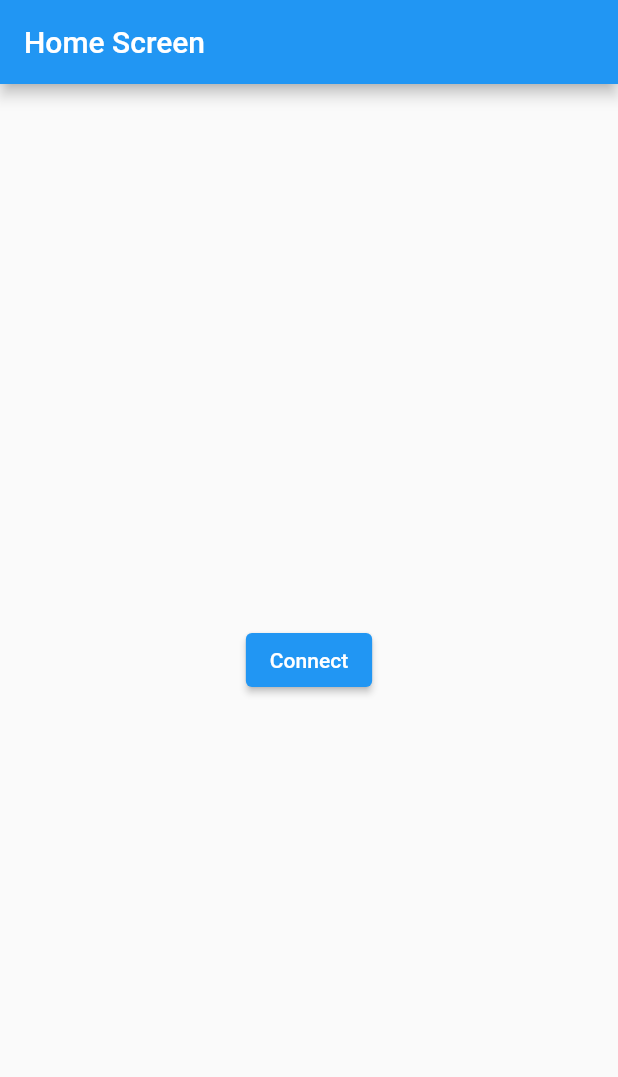
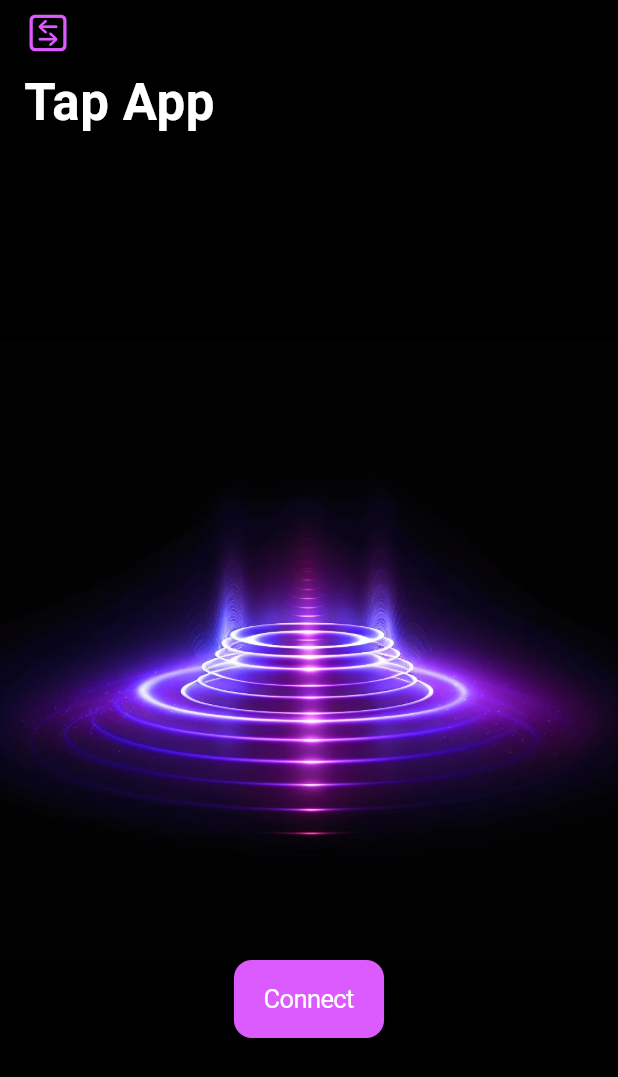
Before and after one commit to BitterSchoki/tap_app, a Flutter app: the screen it shows after launch, on a phone screen of 412 x 824 dp. Shown: the top 1077 px of the screen. Run offline on Flutter 3.47's test engine with Material 2 defaults, Android fonts, the phone set to English and light mode, and no system bars; our stand-ins replace bloc, equatable, flutter_bloc, go_router, sensors_plus.

Commit message:
Implement Cupertino Style

```diff
--- a/lib/main.dart
+++ b/lib/main.dart
@@ -1,4 +1,5 @@
-import 'package:flutter/material.dart';
+import 'package:flutter/cupertino.dart';
+import 'utils/utils.dart';
 import 'package:go_router/go_router.dart';
 import 'package:tap_app/bloc/bloc.dart';
 import 'package:flutter_bloc/flutter_bloc.dart';
@@ -12,8 +13,9 @@ class TapApp extends StatelessWidget {
 
   @override
   Widget build(BuildContext context) {
-    return MaterialApp.router(
+    return CupertinoApp.router(
       routerConfig: _router,
+      theme: cupertinoLight,
     );
   }
 }
--- a/lib/pages/home_page.dart
+++ b/lib/pages/home_page.dart
@@ -4,25 +4,27 @@ import 'package:go_router/go_router.dart';
 import '../bloc/bloc.dart';
 import '../widgets/widgets.dart';
 
+import 'package:flutter/cupertino.dart';
+
 class HomePage extends StatelessWidget {
   const HomePage({super.key});
 
   @override
   Widget build(BuildContext context) {
-    return Scaffold(
-      appBar: AppBar(
-        title: const Text('Home Screen'),
-      ),
-      body: Center(
+    return TapAppScaffold(
       child: Column(
         mainAxisAlignment: MainAxisAlignment.center,
         children: <Widget>[
+          Image.asset('lib/assets/tap_app_logo.webp'),
           BlocConsumer<DeviceConnectionBloc, DeviceConnectionState>(
               builder: ((context, state) {
             if (state is DeviceConnectionInitial) {
               return const ConnectButton();
             } else if (state is DeviceConnectionInProgress) {
-                return const Text('Connecting...');
+              return const CupertinoButton.filled(
+                onPressed: null,
+                child: Text('Connecting...'),
+              );
             } else if (state is DeviceConnectionFailure) {
               return const Column(
                 children: [
@@ -31,7 +33,7 @@ class HomePage extends StatelessWidget {
                 ],
               );
             } else if (state is DeviceConnectionSuccess) {
-                return ElevatedButton(
+              return CupertinoButton.filled(
                 onPressed: () => context.go('/action'),
                 child: const Text('Action'),
               );
@@ -45,7 +47,6 @@ class HomePage extends StatelessWidget {
           }),
         ],
       ),
-      ),
     );
   }
 }
--- /dev/null
+++ b/lib/utils/global/global.dart
@@ -0,0 +1 @@
+export 'global_en.dart';
--- /dev/null
+++ b/lib/utils/global/global_en.dart
@@ -0,0 +1,5 @@
+class GlobalEn {
+static const String appName = "Tap App";
+static const String infoDescription = "Tap on the back of you phone to control.";
+
+}
--- /dev/null
+++ b/lib/utils/themes/color_themes.dart
@@ -0,0 +1,5 @@
+import 'package:flutter/cupertino.dart';
+
+const CupertinoThemeData cupertinoLight = CupertinoThemeData(
+    brightness: Brightness.dark,
+    primaryColor: Color.fromARGB(255, 219, 91, 255));
--- /dev/null
+++ b/lib/utils/themes/themes.dart
@@ -0,0 +1,2 @@
+export 'colors.dart';
+export 'color_themes.dart';
--- a/lib/utils/utils.dart
+++ b/lib/utils/utils.dart
@@ -1 +1,3 @@
 export 'enums/enums.dart';
+export 'themes/themes.dart';
+export 'global/global.dart';
--- a/lib/widgets/connect_button.dart
+++ b/lib/widgets/connect_button.dart
@@ -1,3 +1,4 @@
+import 'package:flutter/cupertino.dart';
 import 'package:flutter/material.dart';
 import 'package:flutter_bloc/flutter_bloc.dart';
 import '../bloc/bloc.dart';
@@ -9,7 +10,7 @@ class ConnectButton extends StatelessWidget {
   Widget build(BuildContext context) {
     final selectionBloc = BlocProvider.of<DeviceConnectionBloc>(context);
 
-    return ElevatedButton(
+    return CupertinoButton.filled(
       onPressed: () {
         selectionBloc.add(
           DeviceConnectionStarted(),
--- /dev/null
+++ b/lib/widgets/tap_app_scaffold.dart
@@ -0,0 +1,34 @@
+import 'package:flutter/cupertino.dart';
+import 'package:tap_app/utils/utils.dart';
+
+class TapAppScaffold extends StatelessWidget {
+  const TapAppScaffold({required this.child, super.key});
+  final Widget child;
+
+  @override
+  Widget build(BuildContext context) {
+    return CupertinoPageScaffold(
+      child: CustomScrollView(
+        slivers: <Widget>[
+          const _TapAppAppBar(),
+          SliverFillRemaining(
+            child: child,
+          )
+        ],
+      ),
+    );
+  }
+}
+
+class _TapAppAppBar extends StatelessWidget {
+  const _TapAppAppBar({super.key});
+
+  @override
+  Widget build(BuildContext context) {
+    return const CupertinoSliverNavigationBar(
+      leading: Icon(CupertinoIcons.arrow_right_arrow_left_square),
+      largeTitle: Text(GlobalEn.appName),
+      backgroundColor: null,
+    );
+  }
+}
--- a/lib/widgets/widgets.dart
+++ b/lib/widgets/widgets.dart
@@ -1,2 +1,3 @@
 export 'connect_button.dart';
 export 'sensor_debug.dart';
+export 'tap_app_scaffold.dart';
--- a/pubspec.yaml
+++ b/pubspec.yaml
@@ -26,3 +26,5 @@ dev_dependencies:
 
 flutter:
   uses-material-design: true
+  assets:
+    - lib/assets/tap_app_logo.webp
```
Also changed, not shown: lib/pages/action_page.dart (+13 -19 lines), lib/assets/tap_app_logo.webp (added), lib/utils/themes/colors.dart (added), 2 other files. Lines whose indentation alone changed are shown as unchanged.
